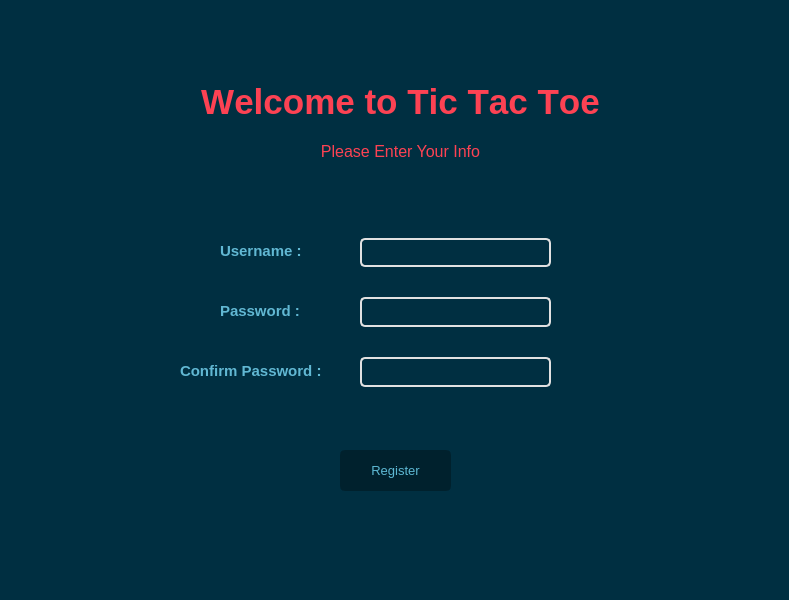
This is signup.ui in mo2menwael/Advanced-Tic-Tac-Toe as Qt 5 draws it before an edit. The edited form follows.
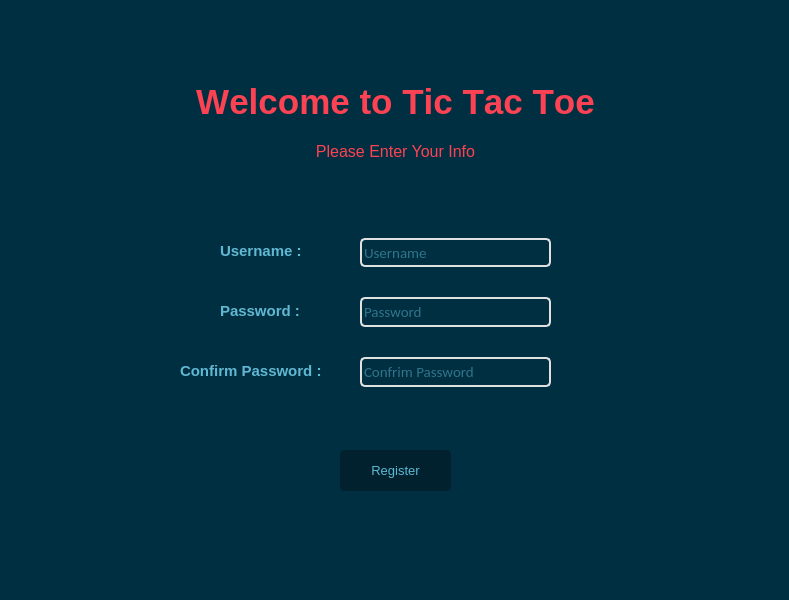
This is the edited form. Icons and pictures are not drawn.

```diff
--- a/signup.ui
+++ b/signup.ui
@@ -34,7 +34,7 @@
    <property name="font">
     <font>
      <family>Calibri</family>
-     <pointsize>12</pointsize>
+     <pointsize>11</pointsize>
     </font>
    </property>
    <property name="styleSheet">
@@ -42,6 +42,9 @@
 border: 2px solid rgb(225, 225, 225);
 border-radius: 5px;</string>
    </property>
+   <property name="placeholderText">
+    <string>Username</string>
+   </property>
   </widget>
   <widget class="QLineEdit" name="lineEdit_3">
    <property name="geometry">
@@ -55,7 +58,7 @@
    <property name="font">
     <font>
      <family>Calibri</family>
-     <pointsize>12</pointsize>
+     <pointsize>11</pointsize>
     </font>
    </property>
    <property name="styleSheet">
@@ -66,6 +69,9 @@
    <property name="echoMode">
     <enum>QLineEdit::Password</enum>
    </property>
+   <property name="placeholderText">
+    <string>Password</string>
+   </property>
   </widget>
   <widget class="QLabel" name="Username">
    <property name="enabled">
@@ -134,7 +140,7 @@
    <property name="font">
     <font>
      <family>Calibri</family>
-     <pointsize>12</pointsize>
+     <pointsize>11</pointsize>
     </font>
    </property>
    <property name="styleSheet">
@@ -145,6 +151,9 @@
    <property name="echoMode">
     <enum>QLineEdit::Password</enum>
    </property>
+   <property name="placeholderText">
+    <string>Confrim Password</string>
+   </property>
   </widget>
   <widget class="QLabel" name="confirmpass">
    <property name="geometry">
@@ -210,9 +219,9 @@
   <widget class="QWidget" name="layoutWidget">
    <property name="geometry">
     <rect>
-     <x>160</x>
+     <x>150</x>
      <y>80</y>
-     <width>481</width>
+     <width>491</width>
      <height>93</height>
     </rect>
    </property>
```
Left out of the diff: 51 changed lines with no effect on the pictures.
